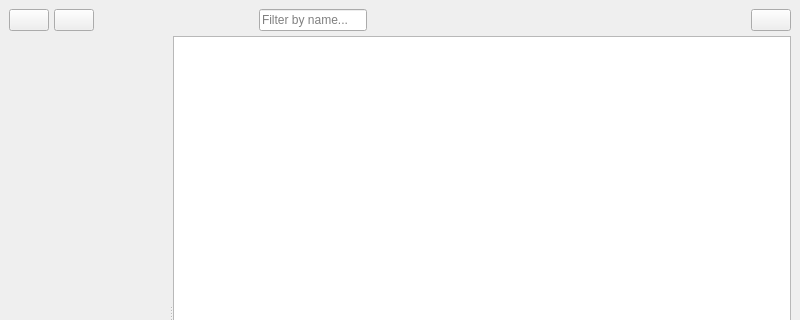
First picture: the form in sem3/OOP/qtlearn/Notes/mainwindow.ui, repository Dunnaya/uni, before the edit; both pictures show x 0 to 800 and y 0 to 320 of the 800 by 600 pixel window.
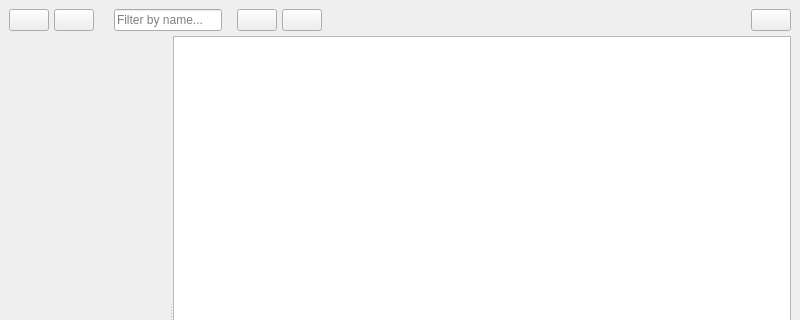
Second picture: the form after the edit. Icons and pictures are not drawn. Custom widgets are drawn as their Qt base class.

Commit message: now user can change the fonts and text color

Patch:
```diff
--- a/sem3/OOP/qtlearn/Notes/mainwindow.ui
+++ b/sem3/OOP/qtlearn/Notes/mainwindow.ui
@@ -85,7 +85,7 @@
       </widget>
      </item>
      <item>
-      <spacer name="horizontalSpacer_2">
+      <spacer name="horizontalSpacer_4">
        <property name="orientation">
         <enum>Qt::Orientation::Horizontal</enum>
        </property>
@@ -94,7 +94,7 @@
        </property>
        <property name="sizeHint" stdset="0">
         <size>
-         <width>165</width>
+         <width>20</width>
          <height>20</height>
         </size>
        </property>
@@ -119,6 +119,72 @@
        </property>
       </widget>
      </item>
+     <item>
+      <spacer name="horizontalSpacer_5">
+       <property name="orientation">
+        <enum>Qt::Orientation::Horizontal</enum>
+       </property>
+       <property name="sizeType">
+        <enum>QSizePolicy::Policy::Fixed</enum>
+       </property>
+       <property name="sizeHint" stdset="0">
+        <size>
+         <width>15</width>
+         <height>20</height>
+        </size>
+       </property>
+      </spacer>
+     </item>
+     <item>
+      <widget class="QPushButton" name="fontBtn">
+       <property name="text">
+        <string/>
+       </property>
+       <property name="icon">
+        <iconset resource="resources.qrc">
+         <normaloff>:/icons/font.svg</normaloff>:/icons/font.svg</iconset>
+       </property>
+       <property name="iconSize">
+        <size>
+         <width>32</width>
+         <height>16</height>
+        </size>
+       </property>
+      </widget>
+     </item>
+     <item>
+      <spacer name="horizontalSpacer_2">
+       <property name="orientation">
+        <enum>Qt::Orientation::Horizontal</enum>
+       </property>
+       <property name="sizeType">
+        <enum>QSizePolicy::Policy::Fixed</enum>
+       </property>
+       <property name="sizeHint" stdset="0">
+        <size>
+         <width>5</width>
+         <height>20</height>
+        </size>
+       </property>
+      </spacer>
+     </item>
+     <item>
+      <widget class="QPushButton" name="colorBtn">
+       <property name="text">
+        <string/>
+       </property>
+       <property name="icon">
+        <iconset resource="resources.qrc">
+         <normaloff>:/icons/color.svg</normaloff>:/icons/color.svg</iconset>
+       </property>
+       <property name="iconSize">
+        <size>
+         <width>32</width>
+         <height>16</height>
+        </size>
+       </property>
+      </widget>
+     </item>
      <item>
       <spacer name="horizontalSpacer">
        <property name="orientation">
```
Left out of the diff: 4 changed lines with no effect on the pictures. The commit also changes 18 other files.
